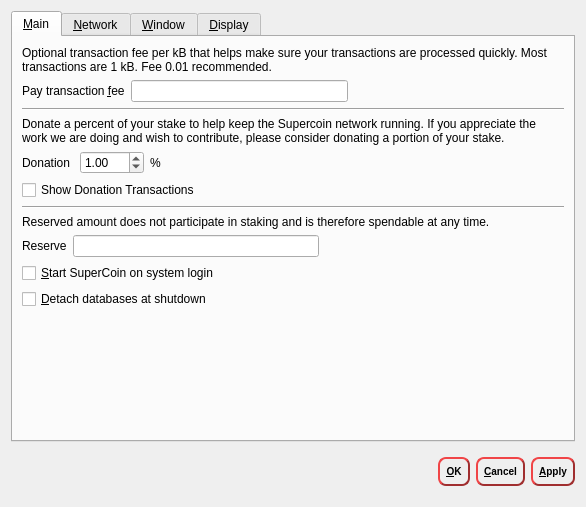
Old version of the form src/qt/forms/optionsdialog.ui in the repository thirstygerry/SuperCoin.
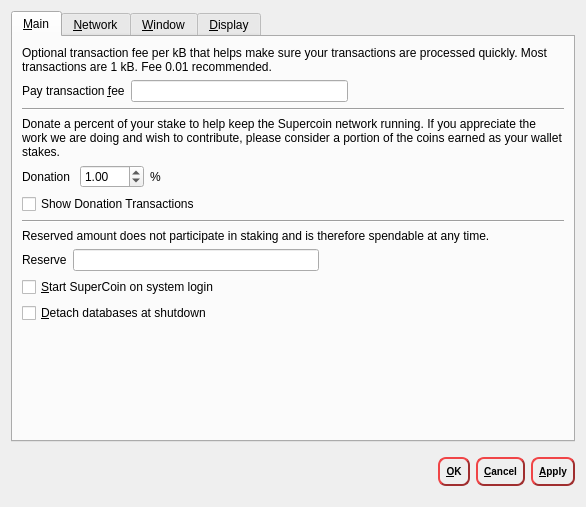
New version of the form. Custom widgets are drawn as their Qt base class.

Commit message: grammar correction

Diff of the .ui file:
```diff
--- a/src/qt/forms/optionsdialog.ui
+++ b/src/qt/forms/optionsdialog.ui
@@ -86,7 +86,7 @@
        <item row="3" column="0">
         <widget class="QLabel" name="donateInfoLabel">
          <property name="text">
-          <string>Donate a percent of your stake to help keep the Supercoin network running. If you appreciate the work we are doing and wish to contribute, please consider donating a portion of your stake.</string>
+          <string>Donate a percent of your stake to help keep the Supercoin network running. If you appreciate the work we are doing and wish to contribute, please consider a portion of the coins earned as your wallet stakes.</string>
          </property>
          <property name="wordWrap">
           <bool>true</bool>
```
The commit also changes 1 other file.
